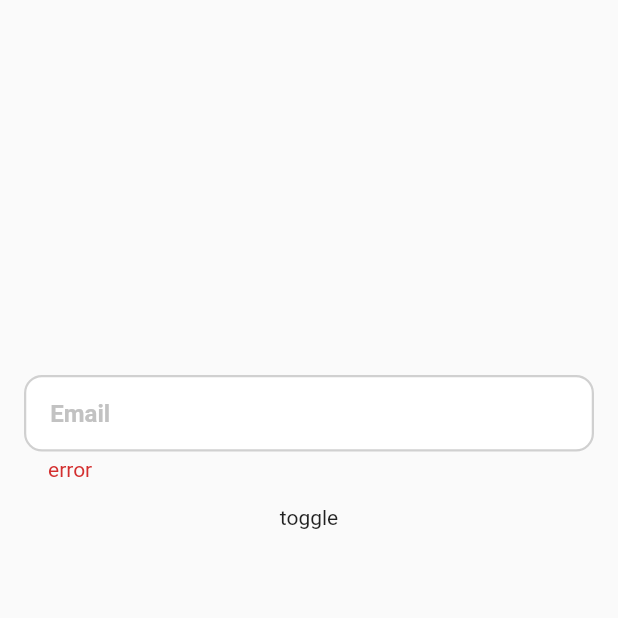
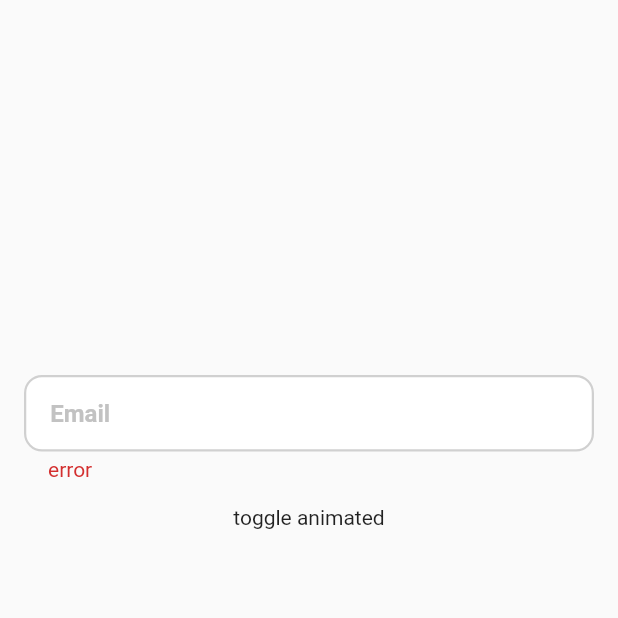
Before and after one commit to iHamza7/Authentication-using-riverpod, a Flutter app: the screen it shows after launch, on a phone screen of 412 x 824 dp, the top half of it. Run offline on Flutter 3.47's test engine with Material 2 defaults, Android fonts, the phone set to English and light mode, and no system bars.

Commit message:
lib changed

```diff
--- a/lib/authentication/authenticaton_view.dart
+++ b/lib/authentication/authenticaton_view.dart
@@ -26,7 +26,7 @@ class _AuthenticationViewState extends State<AuthenticationView> {
               },
               child: const Padding(
                 padding: EdgeInsets.all(16.0),
-                child: Text('toggle'),
+                child: Text('toggle animated'),
               ),
             )
           ],
```
